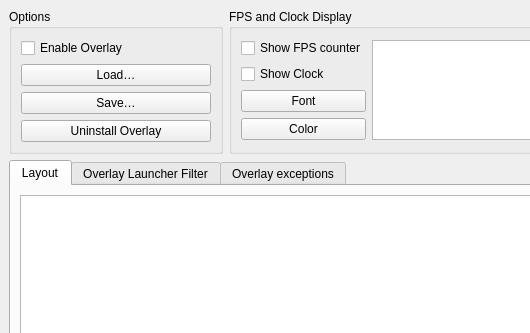
Old version of the form src/mumble/Overlay.ui in the repository mumble-voip/mumble; both pictures show x 0 to 530 and y 0 to 333 of the 649 by 526 pixel window.
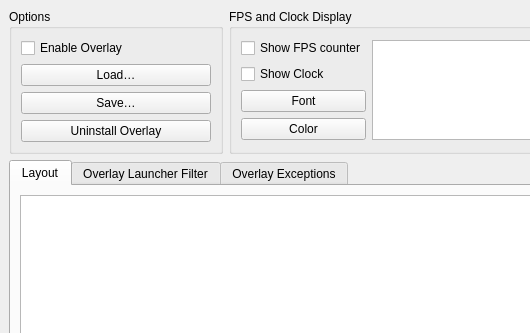
New version of the form. Icons and pictures are not drawn.

Commit message: Overlay exceptions -> Overlay Exceptions.

```diff
--- a/src/mumble/Overlay.ui
+++ b/src/mumble/Overlay.ui
@@ -389,7 +389,7 @@
          </widget>
          <widget class="QWidget" name="qwExceptions">
           <attribute name="title">
-           <string>Overlay exceptions</string>
+           <string>Overlay Exceptions</string>
           </attribute>
           <layout class="QVBoxLayout" name="verticalLayout_16">
            <item>
```
